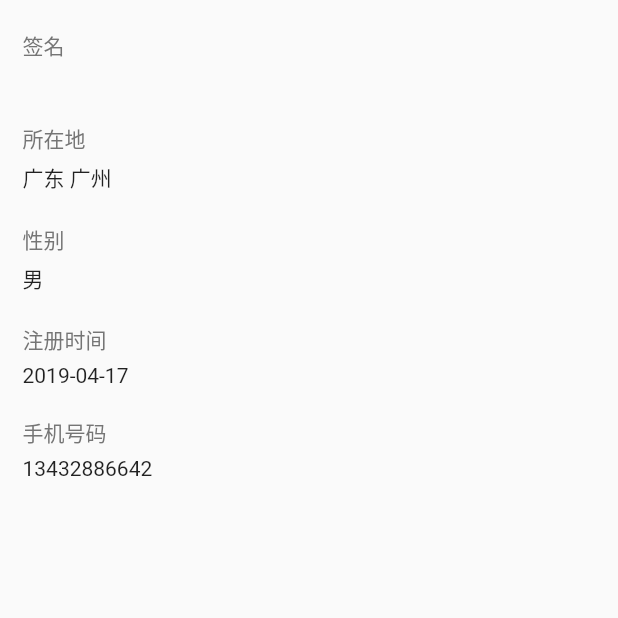
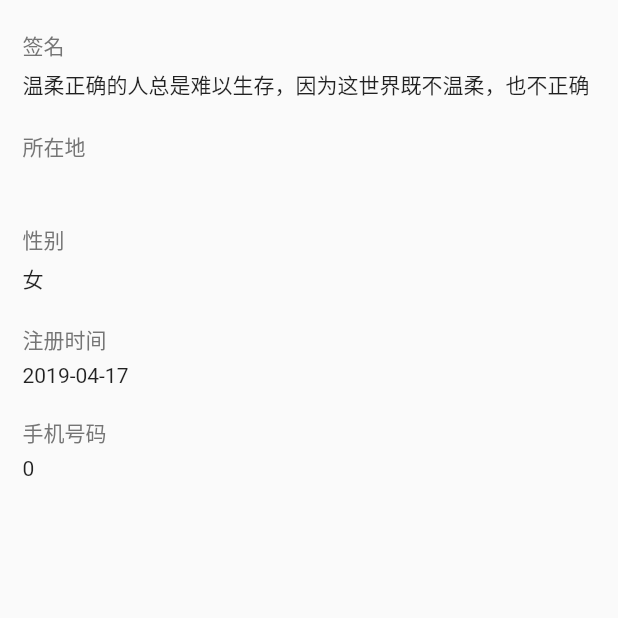
Before and after one commit to Deali-Axy/SmartLifeLw, a Flutter app: the UserHomePage screen opened by its route, scrolled down 240 dp, on a phone screen of 412 x 824 dp, the top half of it. Run offline on Flutter 3.47's test engine with Material 2 defaults, Android fonts, the phone set to English and light mode, and no system bars; our stand-ins replace image_picker, oktoast, package_info, shared_preferences; missing offline and left inert: groovin_material_icons; accounts and stored records are empty; network calls fail; statements that could not run were skipped.

Commit message:
写了一点不知道什么

```diff
--- a/lib/page/user/user_home.dart
+++ b/lib/page/user/user_home.dart
@@ -212,16 +212,17 @@ class _UserHomePageState extends State<UserHomePage>
             children: <Widget>[
               Text('签名', style: TextStyle(color: Colors.grey[600])),
               SimpleDivider(height: 5),
-//              Text('温柔正确的人总是难以生存，因为这世界既不温柔，也不正确'),
-              Text(_userInfo?.signature),
+              Text(_userInfo.signature.length == 0
+                  ? '温柔正确的人总是难以生存，因为这世界既不温柔，也不正确'
+                  : _userInfo?.signature),
               SimpleDivider(height: 20),
               Text('所在地', style: TextStyle(color: Colors.grey[600])),
               SimpleDivider(height: 5),
-              Text('广东 广州'),
+              Text('${_userInfo?.province} ${_userInfo?.city}'),
               SimpleDivider(height: 20),
               Text('性别', style: TextStyle(color: Colors.grey[600])),
               SimpleDivider(height: 5),
-              Text('男'),
+              Text(_userInfo?.gender == 1 ? '男' : '女'),
               SimpleDivider(height: 20),
               Text('注册时间', style: TextStyle(color: Colors.grey[600])),
               SimpleDivider(height: 5),
@@ -229,7 +230,7 @@ class _UserHomePageState extends State<UserHomePage>
               SimpleDivider(height: 20),
               Text('手机号码', style: TextStyle(color: Colors.grey[600])),
               SimpleDivider(height: 5),
-              Text('13432886642'),
+              Text(_userInfo.phone.toString()),
             ],
           ),
         );
```
